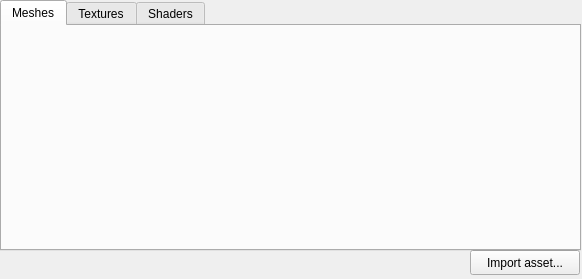
Before: the Qt Designer form Editor/assetwidget.ui in gnleece/Dogwood, drawn with Qt 5.
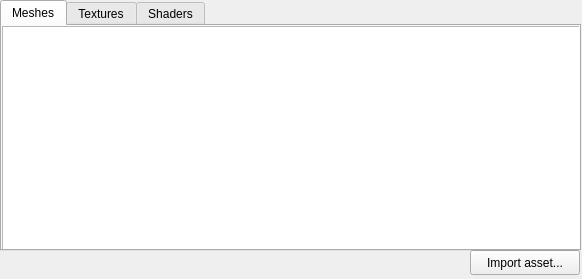
After: the same form once the commit is applied.

```diff
--- a/Editor/assetwidget.ui
+++ b/Editor/assetwidget.ui
@@ -42,6 +42,22 @@
     <attribute name="title">
      <string>Meshes</string>
     </attribute>
+    <widget class="QTableView" name="meshTableView">
+     <property name="geometry">
+      <rect>
+       <x>0</x>
+       <y>0</y>
+       <width>581</width>
+       <height>231</height>
+      </rect>
+     </property>
+     <attribute name="horizontalHeaderVisible">
+      <bool>false</bool>
+     </attribute>
+     <attribute name="verticalHeaderVisible">
+      <bool>false</bool>
+     </attribute>
+    </widget>
    </widget>
    <widget class="QWidget" name="textureTab">
     <attribute name="title">
```
